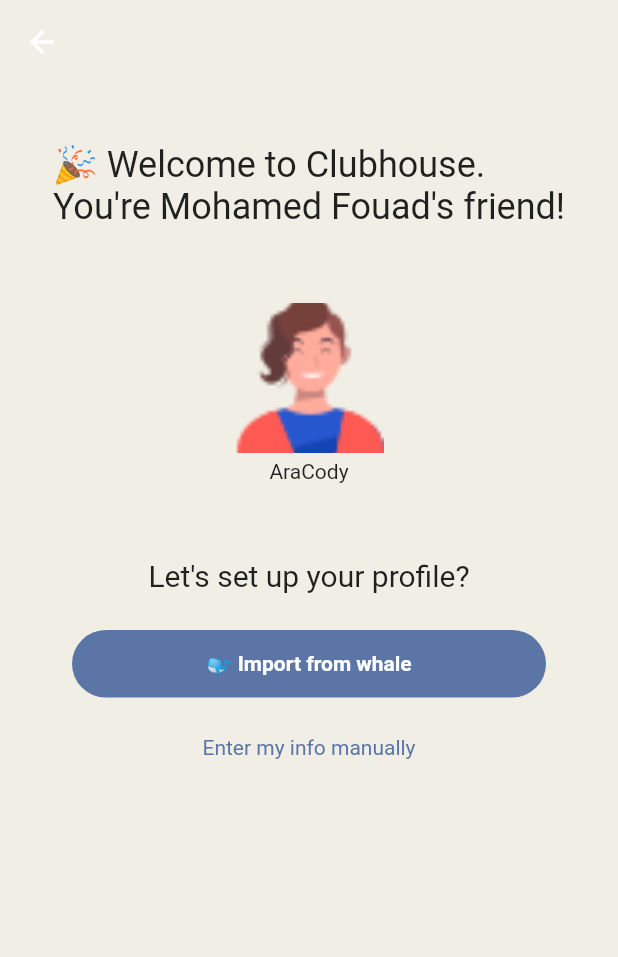
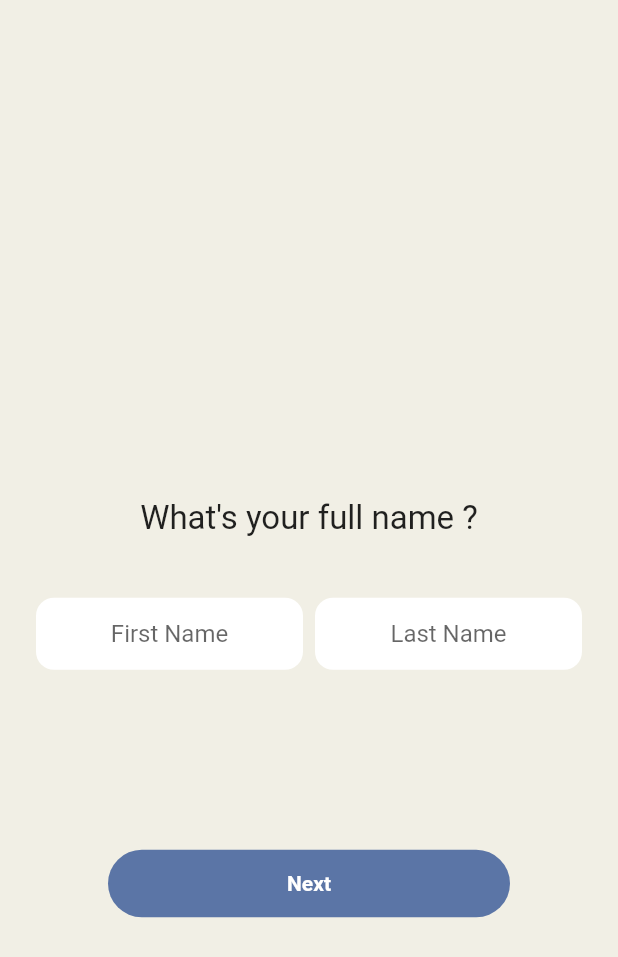
Before and after one commit to devmfouad/clubhouse, a Flutter app: the InvitationScreen screen opened directly, after a tap on "Enter my info manually", on a phone screen of 412 x 824 dp. Shown: the top 957 px of the screen. Run offline on Flutter 3.47's test engine with Material 2 defaults, Android fonts, the phone set to English and light mode, and no system bars; our stand-ins replace country_code_picker.

Commit message:
design full name screen

```diff
--- /dev/null
+++ b/lib/screens/full_name_screen.dart
@@ -0,0 +1,76 @@
+import 'package:clubhouse/screens/user_name_screen.dart';
+import 'package:clubhouse/util/constants.dart';
+import 'package:clubhouse/widgets/rounded_button.dart';
+import 'package:flutter/material.dart';
+
+
+class FullNameScreen extends StatelessWidget {
+  const FullNameScreen({Key? key}) : super(key: key);
+
+  @override
+  Widget build(BuildContext context) {
+    return Scaffold(
+      body:Container(
+        alignment: Alignment.center,
+        padding: const EdgeInsets.only(top: 120 , right: outerPadding , left: outerPadding),
+        child:  Column(
+          mainAxisAlignment: MainAxisAlignment.spaceEvenly,
+          mainAxisSize: MainAxisSize.min,
+          children: [
+            Text("What's your full name ?" , style: TextStyle(fontSize: 22),),
+            SizedBox(height: 40,),
+            Row(
+              children: [
+                Expanded(
+                  child: Container(
+                    decoration: BoxDecoration(
+                      color: Colors.white,
+                      borderRadius: BorderRadius.circular(12)
+                    ),
+                    child: TextFormField(
+                      textAlign: TextAlign.center,
+                      keyboardType: TextInputType.text,
+                      decoration: InputDecoration(
+                        border: InputBorder.none,
+                        enabledBorder: InputBorder.none,
+                        disabledBorder: InputBorder.none,
+                        hintText: "First Name"
+                      ),
+
+                    ),
+                  ),
+                ),
+                SizedBox(width: 8,),
+                Expanded(
+                  child: Container(
+                    decoration: BoxDecoration(
+                        color: Colors.white,
+                        borderRadius: BorderRadius.circular(12)
+                    ),
+                    child: TextFormField(
+                      textAlign: TextAlign.center,
+                      keyboardType: TextInputType.text,
+                      decoration: InputDecoration(
+                          border: InputBorder.none,
+                          enabledBorder: InputBorder.none,
+                          disabledBorder: InputBorder.none,
+                          hintText: "Last Name"
+                      ),
+
+                    ),
+                  ),
+                ),
+              ],
+            ),
+            SizedBox(height: 120,),
+            RoundedButton(onTab: (){
+              Navigator.of(context).push(MaterialPageRoute(builder: (_) => UserNameScreen()));
+            }, text: "Next")
+
+
+          ],
+        ),
+      ),
+    );
+  }
+}
--- a/lib/screens/invitation_screen.dart
+++ b/lib/screens/invitation_screen.dart
@@ -1,3 +1,4 @@
+import 'package:clubhouse/screens/full_name_screen.dart';
 import 'package:clubhouse/widgets/rounded_button.dart';
 import 'package:flutter/material.dart';
 
@@ -36,7 +37,7 @@ class InvitationScreen extends StatelessWidget {
             SizedBox(height: 25,),
             InkWell(
               onTap: (){
-
+                Navigator.of(context).push(MaterialPageRoute(builder: (_) => FullNameScreen()));
               },
                 child: Text("Enter my info manually" , style: TextStyle(color: Color(0xff5B75A6)),),
             )
```
